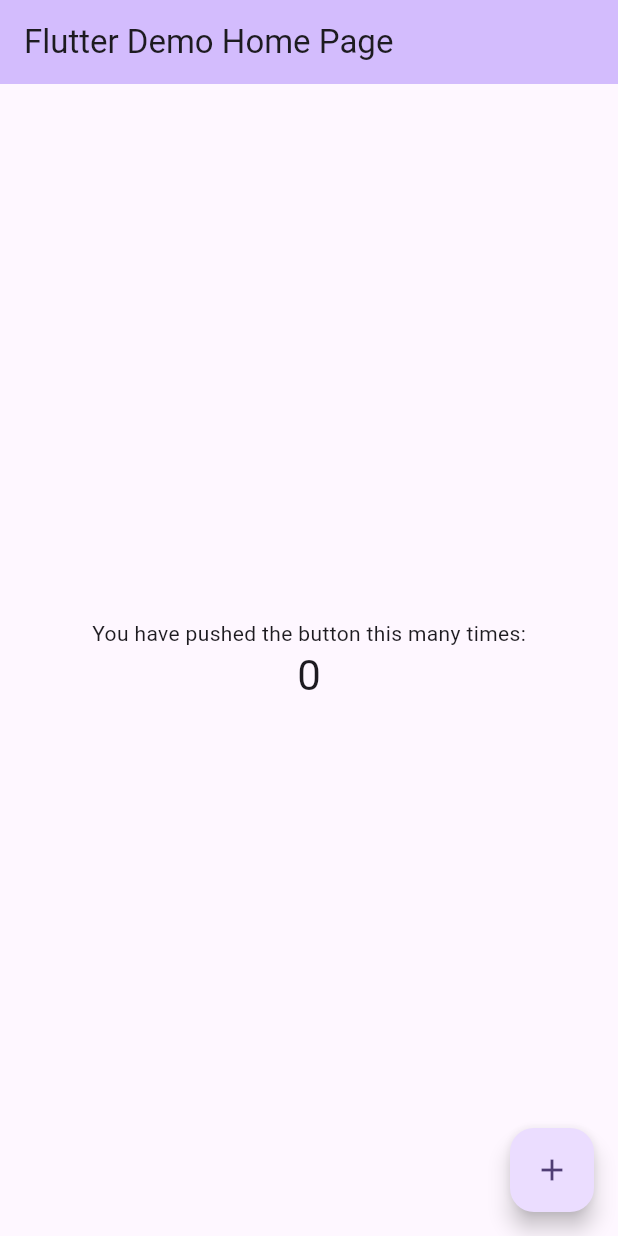
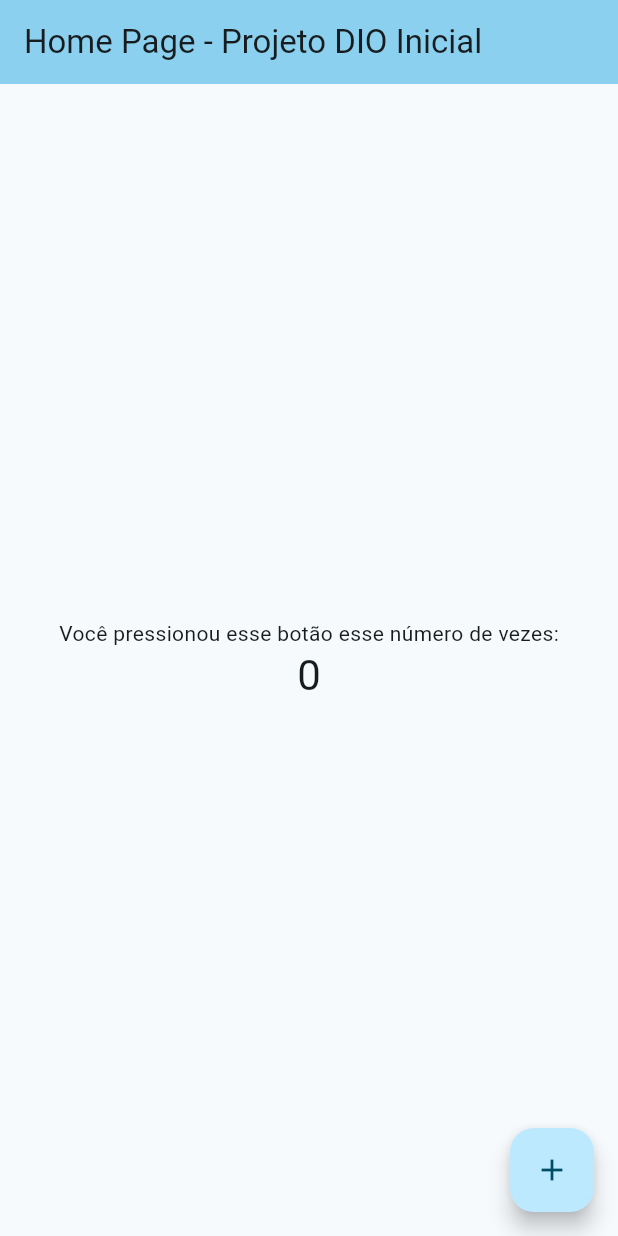
Before and after one commit to vscandeira/dio-lab-my_app_flutter, a Flutter app: the screen it shows after launch, on a phone screen of 412 x 824 dp. Run offline on Flutter 3.47's test engine with Material 2 defaults, Android fonts, the phone set to English and light mode, and no system bars.

Commit message:
Commit com alterações básicas de cor e nome do app

```diff
--- a/lib/main.dart
+++ b/lib/main.dart
@@ -28,10 +28,10 @@
         //
         // This works for code too, not just values: Most code changes can be
         // tested with just a hot reload.
-        colorScheme: ColorScheme.fromSeed(seedColor: Colors.deepPurple),
+        colorScheme: ColorScheme.fromSeed(seedColor: Colors.blueGrey),
         useMaterial3: true,
       ),
-      home: const MyHomePage(title: 'Flutter Demo Home Page'),
+      home: const MyHomePage(title: 'Home Page - Projeto DIO Inicial'),
     );
   }
 }
@@ -106,7 +106,7 @@
           mainAxisAlignment: MainAxisAlignment.center,
           children: <Widget>[
             const Text(
-              'You have pushed the button this many times:',
+              'Você pressionou esse botão esse número de vezes:',
             ),
             Text(
               '$_counter',
```
Also changed, not shown: 1 other file.
